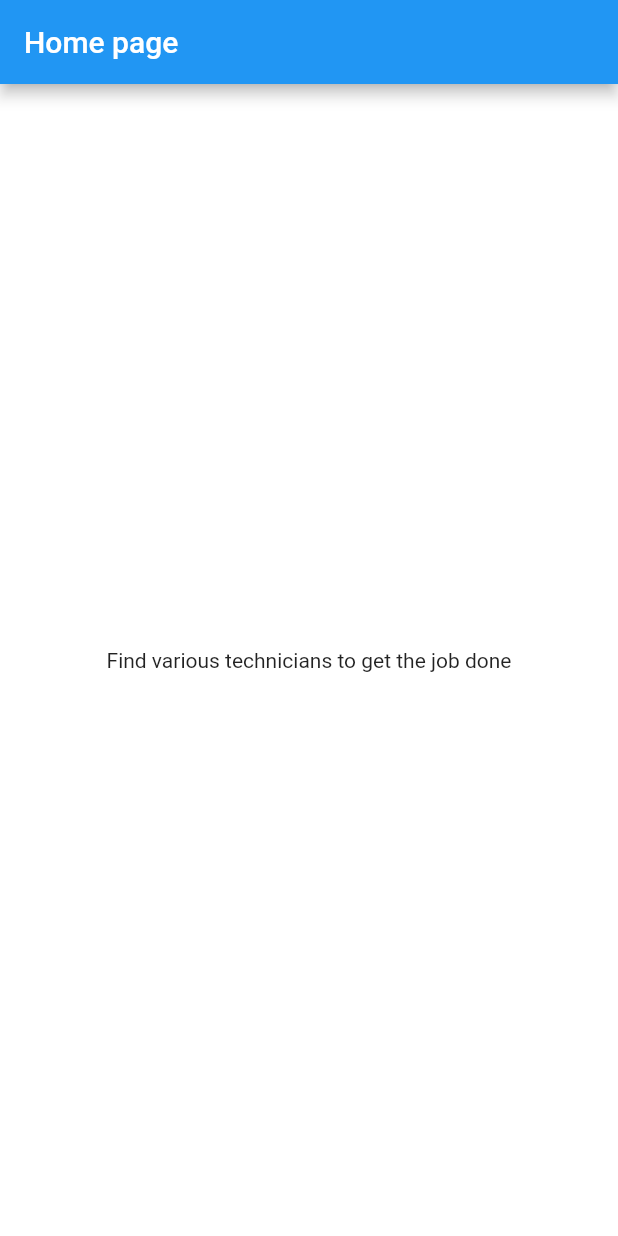
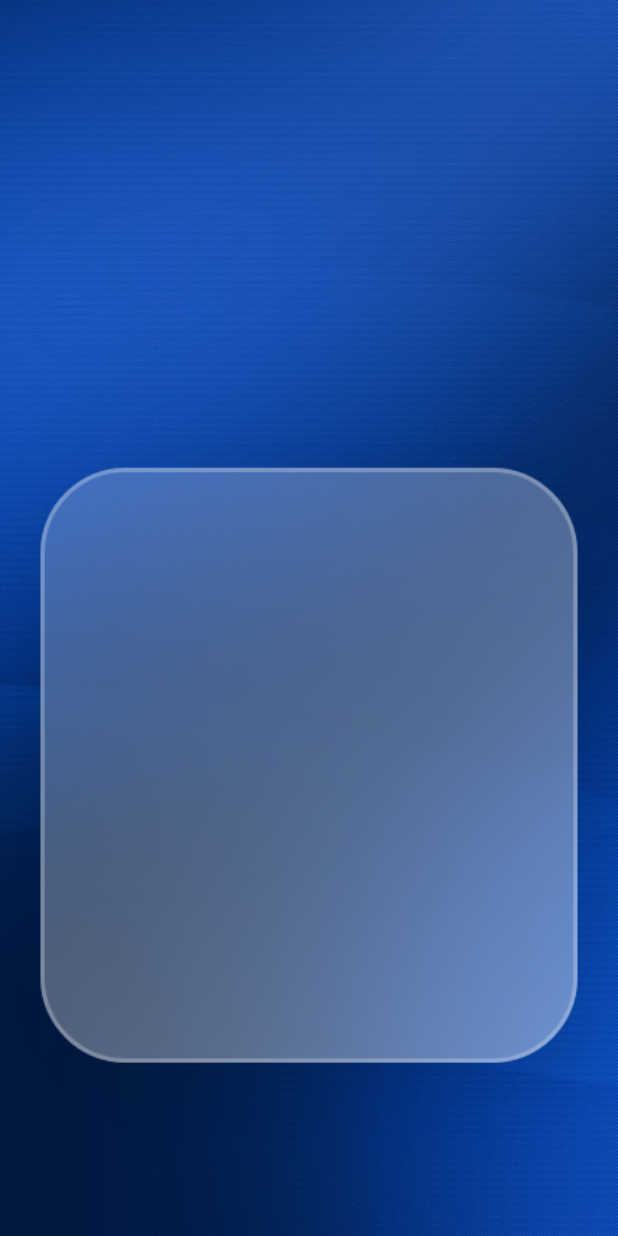
Before and after one commit to Sadoun-Jr/Technician-App, a Flutter app: the screen it shows after launch, on a phone screen of 412 x 824 dp. Run offline on Flutter 3.47's test engine with Material 2 defaults, Android fonts, the light colour scheme and no system bars; missing offline and left inert: adobe_xd.

Commit message:
Added login screen background

```diff
--- /dev/null
+++ b/lib/layouts/login page.dart
@@ -0,0 +1,35 @@
+import 'dart:collection';
+
+import 'package:flutter/material.dart';
+import 'package:adobe_xd/adobe_xd.dart';
+
+class LoginLayout extends StatefulWidget {
+  const LoginLayout({Key? key}) : super(key: key);
+
+  @override
+  State<LoginLayout> createState() => _LoginLayoutState();
+}
+
+class _LoginLayoutState extends State<LoginLayout> {
+  @override
+  Widget build(BuildContext context) {
+    return MaterialApp(
+      home: Scaffold(
+        body: (loginScreenBackgroundImg()),
+      ),
+    );
+  }
+
+  Widget loginScreenBackgroundImg() {
+    return Container(
+      alignment: Alignment.center,
+      child: Image.asset(
+        "assets/images/Login.png",
+        fit: BoxFit.cover,
+        height: double.infinity,
+        width: double.infinity,
+        alignment: Alignment.center,
+      ),
+    );
+  }
+}
--- a/lib/main.dart
+++ b/lib/main.dart
@@ -1,4 +1,6 @@
 import 'package:flutter/material.dart';
+import 'package:technicians/layouts/login%20page.dart';
+
 
 void main() {
   runApp(const MyApp());
@@ -15,7 +17,7 @@ class MyApp extends StatelessWidget {
       theme: ThemeData(
         primarySwatch: Colors.blue,
       ),
-      home: const MyHomePage(),
+      home: const LoginLayout(),
     );
   }
 }
@@ -32,15 +34,6 @@ class _MyHomePageState extends State<MyHomePage> {
   @override
   Widget build(BuildContext context) {
     return Scaffold(
-      appBar: AppBar(
-        title: Text("Home page"),
-      ),
-      body: Container(
-        color: Colors.white,
-        child: Center(child: Text(
-          "Find various technicians to get the job done"
-        ),),
-      ),
     );
   }
 }
--- a/pubspec.yaml
+++ b/pubspec.yaml
@@ -34,6 +34,7 @@ dependencies:
   # The following adds the Cupertino Icons font to your application.
   # Use with the CupertinoIcons class for iOS style icons.
   cupertino_icons: ^1.0.2
+  adobe_xd: ^2.0.1
 
 dev_dependencies:
   flutter_test:
@@ -56,6 +57,8 @@ flutter:
   # included with your application, so that you can use the icons in
   # the material Icons class.
   uses-material-design: true
+  assets:
+    - assets/images/
 
   # To add assets to your application, add an assets section, like this:
   # assets:
```
Also changed, not shown: assets/images/Login.png (added), pubspec.lock.
